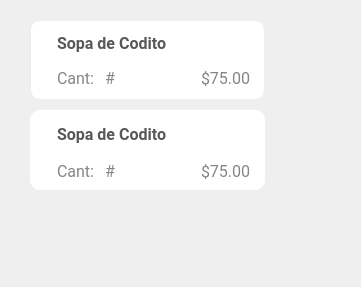
First picture: the form in El-Patio/mesero/mesero_tarjeta_chica.ui, repository MrDanielG/IHC-ElPatio, before the edit.
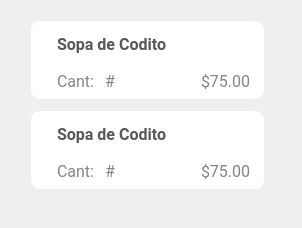
Second picture: the form after the edit. Icons and pictures are not drawn.

Diff of the .ui file:
```diff
--- a/El-Patio/mesero/mesero_tarjeta_chica.ui
+++ b/El-Patio/mesero/mesero_tarjeta_chica.ui
@@ -6,13 +6,22 @@
    <rect>
     <x>0</x>
     <y>0</y>
-    <width>361</width>
-    <height>287</height>
+    <width>302</width>
+    <height>228</height>
    </rect>
   </property>
   <property name="windowTitle">
    <string>Form</string>
   </property>
+  <property name="styleSheet">
+   <string notr="true">QFrame {
+border: 1px solid #ECEEEE;
+}
+
+QLabel {
+border:none;
+}</string>
+  </property>
   <widget class="QFrame" name="frame">
    <property name="geometry">
     <rect>
@@ -176,13 +185,13 @@
     <string/>
    </property>
   </widget>
-  <widget class="QWidget" name="">
+  <widget class="QWidget" name="layoutWidget">
    <property name="geometry">
     <rect>
      <x>40</x>
      <y>30</y>
      <width>211</width>
-     <height>61</height>
+     <height>65</height>
     </rect>
    </property>
    <layout class="QHBoxLayout" name="horizontalLayout_2">
```
